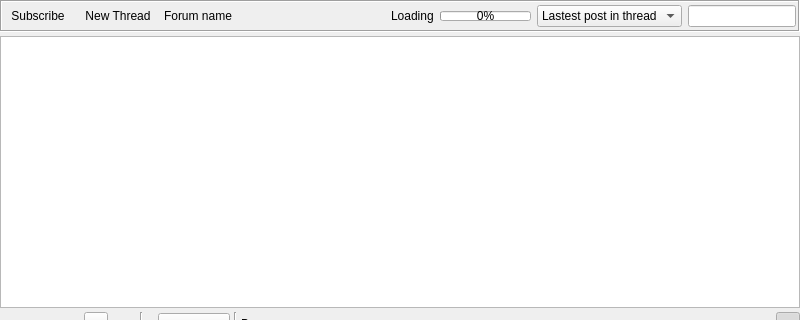
This is retroshare-gui/src/gui/gxsforums/GxsForumThreadWidget.ui in RetroShare/RetroShare as Qt 5 draws it before an edit; both pictures show x 0 to 800 and y 0 to 320 of the 800 by 600 pixel window. The edited form follows.
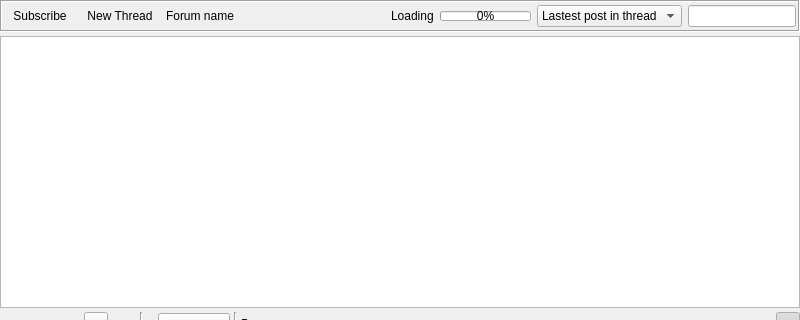
This is the edited form. Icons and pictures are not drawn. Custom widgets are drawn as their Qt base class.

```diff
--- a/retroshare-gui/src/gui/gxsforums/GxsForumThreadWidget.ui
+++ b/retroshare-gui/src/gui/gxsforums/GxsForumThreadWidget.ui
@@ -55,7 +55,7 @@
          </property>
          <layout class="QHBoxLayout" name="toolBarFrameHLayout">
           <property name="leftMargin">
-           <number>2</number>
+           <number>4</number>
           </property>
           <property name="topMargin">
            <number>2</number>
```
